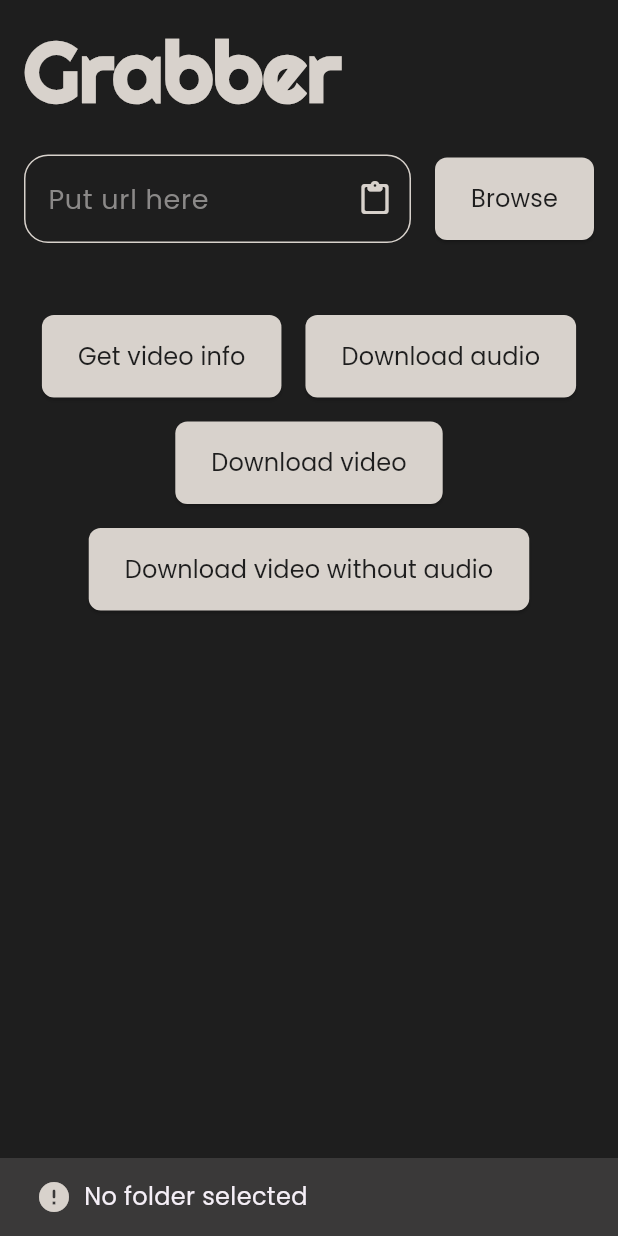
After one commit to MuhamedUssama/Grabber, a Flutter app: the screen it shows after launch, after a tap on "Browse", on a phone screen of 412 x 824 dp. The commit adds this screen. Run offline on Flutter 3.47's test engine with Material 3 defaults, Android fonts, the phone set to English and light mode, and no system bars; our stand-ins replace connectivity_plus, dartz, dio, equatable, file_picker, flutter_bloc and 6 more; generated files the repository leaves out were written again.

Commit message:
Present quality selected of video on screen

```diff
--- a/lib/features/home/presentation/view_model/home_screen_states.dart
+++ b/lib/features/home/presentation/view_model/home_screen_states.dart
@@ -80,3 +80,8 @@
   final String error;
   GetDownloadsDirectoryFailureState(this.error);
 }
+
+final class UpdateQualityValueState extends HomeScreenStates {
+  final String quality;
+  UpdateQualityValueState(this.quality);
+}
--- a/lib/features/home/presentation/view_model/home_screen_view_model.dart
+++ b/lib/features/home/presentation/view_model/home_screen_view_model.dart
@@ -217,6 +217,11 @@
     }
   }
 
+  void updateQualityValue(String updatedQuality) {
+    quality = updatedQuality;
+    emit(UpdateQualityValueState(updatedQuality));
+  }
+
   String? _urlValidator(String? value) {
     if (value == null || value.isEmpty) {
       return 'This field can not be empty';
--- a/lib/features/home/presentation/widgets/custom_video_quality_button.dart
+++ b/lib/features/home/presentation/widgets/custom_video_quality_button.dart
@@ -14,7 +14,7 @@
 
     return OutlinedButton(
       onPressed: () {
-        context.read<HomeScreenViewModel>().quality = quality;
+        context.read<HomeScreenViewModel>().updateQualityValue(quality);
       },
       child: Text(
         quality,
--- a/lib/features/home/presentation/widgets/folder_path_widget.dart
+++ b/lib/features/home/presentation/widgets/folder_path_widget.dart
@@ -11,6 +11,7 @@
     final TextTheme textTheme = Theme.of(context).textTheme;
 
     return Row(
+      mainAxisAlignment: MainAxisAlignment.spaceBetween,
       children: [
         Visibility(
           visible: context.select((HomeScreenViewModel vm) => vm.path != null),
@@ -26,6 +27,23 @@
             },
           ),
         ),
+
+        Visibility(
+          visible: context.select(
+            (HomeScreenViewModel vm) => vm.quality != null,
+          ),
+          child: BlocBuilder<HomeScreenViewModel, HomeScreenStates>(
+            buildWhen:
+                (previous, current) => current is UpdateQualityValueState,
+            builder: (context, state) {
+              return Text(
+                'Quality selected: ${context.read<HomeScreenViewModel>().quality!}',
+                style: textTheme.bodySmall,
+                textAlign: TextAlign.start,
+              );
+            },
+          ),
+        ),
       ],
     );
   }
--- /dev/null
+++ b/lib/features/home/presentation/widgets/home_screen_scaffold.dart
@@ -0,0 +1,47 @@
+import 'package:flutter/material.dart';
+import 'package:grabber/core/l10n/localization/app_localizations.dart';
+
+import 'download_builder_widget.dart';
+import 'download_buttons_widget.dart';
+import 'folder_path_widget.dart';
+import 'resolution_section.dart';
+import 'url_and_browse_widget.dart';
+
+class HomeScreenScaffold extends StatelessWidget {
+  const HomeScreenScaffold({super.key});
+
+  @override
+  Widget build(BuildContext context) {
+    final AppLocalizations locale = AppLocalizations.of(context)!;
+    final TextTheme textTheme = Theme.of(context).textTheme;
+    return Scaffold(
+      body: Padding(
+        padding: const EdgeInsets.all(16),
+        child: Column(
+          spacing: 24,
+          mainAxisAlignment: MainAxisAlignment.spaceBetween,
+          children: [
+            Expanded(
+              child: Column(
+                spacing: 24,
+                children: [
+                  Row(
+                    children: [
+                      Text(locale.appName, style: textTheme.displayLarge),
+                    ],
+                  ),
+                  const UrlAndBrowseWidget(),
+                  const FolderPathWidget(),
+                  DownloadButtonsWidget(),
+                  ResolutionSection(),
+                  const DownloadBuilderWidget(),
+                ],
+              ),
+            ),
+            Text(locale.appVersion, style: textTheme.bodySmall),
+          ],
+        ),
+      ),
+    );
+  }
+}
```
Also changed, not shown: lib/features/home/presentation/view/home_screen.dart (+2 -35 lines), lib/features/home/presentation/widgets/cutom_elevated_button.dart (deleted, +0 -27 lines), lib/core/di/di.config.dart.
